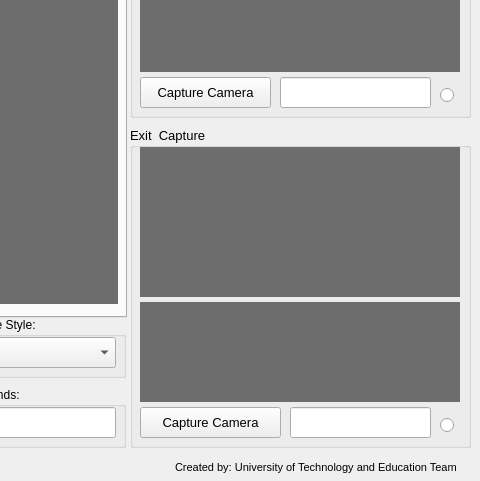
Above: ui/main.ui from leonardin999/Smart-Parking-System before the change; both pictures show x 915 to 1395 and y 223 to 704 of the 1395 by 704 pixel window. Below: the same form after it.
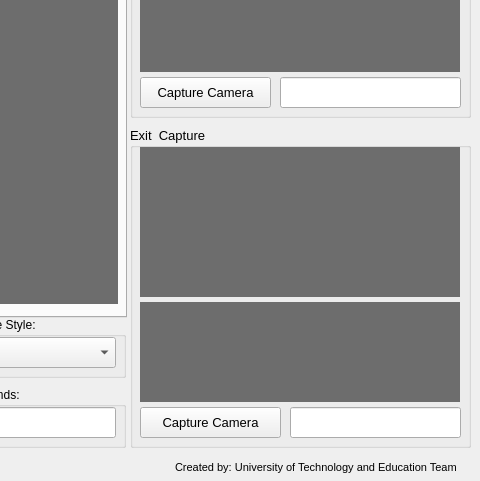
That is the form after the change. The open tabs and pages were chosen to show the change.

Diff of the .ui file:
```diff
--- a/ui/main.ui
+++ b/ui/main.ui
@@ -908,28 +908,11 @@
       <rect>
        <x>150</x>
        <y>280</y>
-       <width>151</width>
+       <width>181</width>
        <height>31</height>
       </rect>
      </property>
     </widget>
-    <widget class="QRadioButton" name="accept_entrance">
-     <property name="geometry">
-      <rect>
-       <x>310</x>
-       <y>290</y>
-       <width>16</width>
-       <height>16</height>
-      </rect>
-     </property>
-     <property name="styleSheet">
-      <string notr="true">selection-color: rgb(0, 170, 0);
-color: rgb(0, 255, 0);</string>
-     </property>
-     <property name="text">
-      <string/>
-     </property>
-    </widget>
    </widget>
    <widget class="QGroupBox" name="groupBox_8">
     <property name="geometry">
@@ -1001,28 +984,11 @@
       <rect>
        <x>160</x>
        <y>280</y>
-       <width>141</width>
+       <width>171</width>
        <height>31</height>
       </rect>
      </property>
     </widget>
-    <widget class="QRadioButton" name="accept_exit">
-     <property name="geometry">
-      <rect>
-       <x>310</x>
-       <y>290</y>
-       <width>16</width>
-       <height>16</height>
-      </rect>
-     </property>
-     <property name="styleSheet">
-      <string notr="true">selection-color: rgb(0, 170, 0);
-color: rgb(0, 255, 0);</string>
-     </property>
-     <property name="text">
-      <string/>
-     </property>
-    </widget>
    </widget>
    <widget class="QGroupBox" name="groupBox_10">
     <property name="geometry">
```
Left out of the diff: 2 changed lines with no effect on the pictures.
